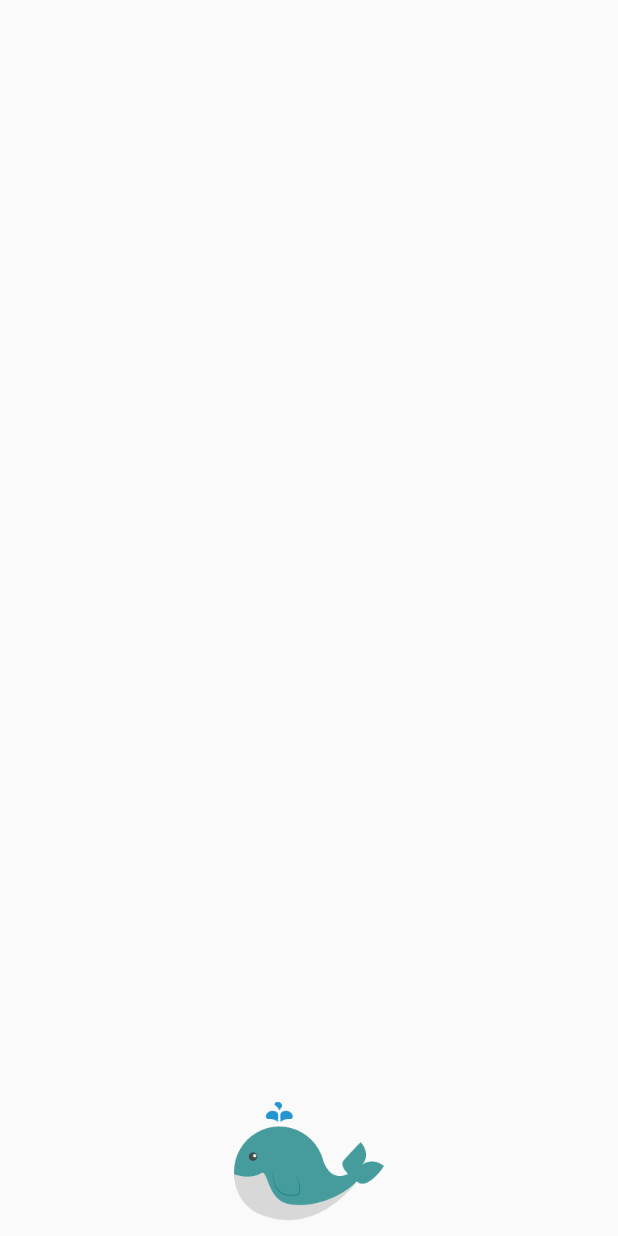
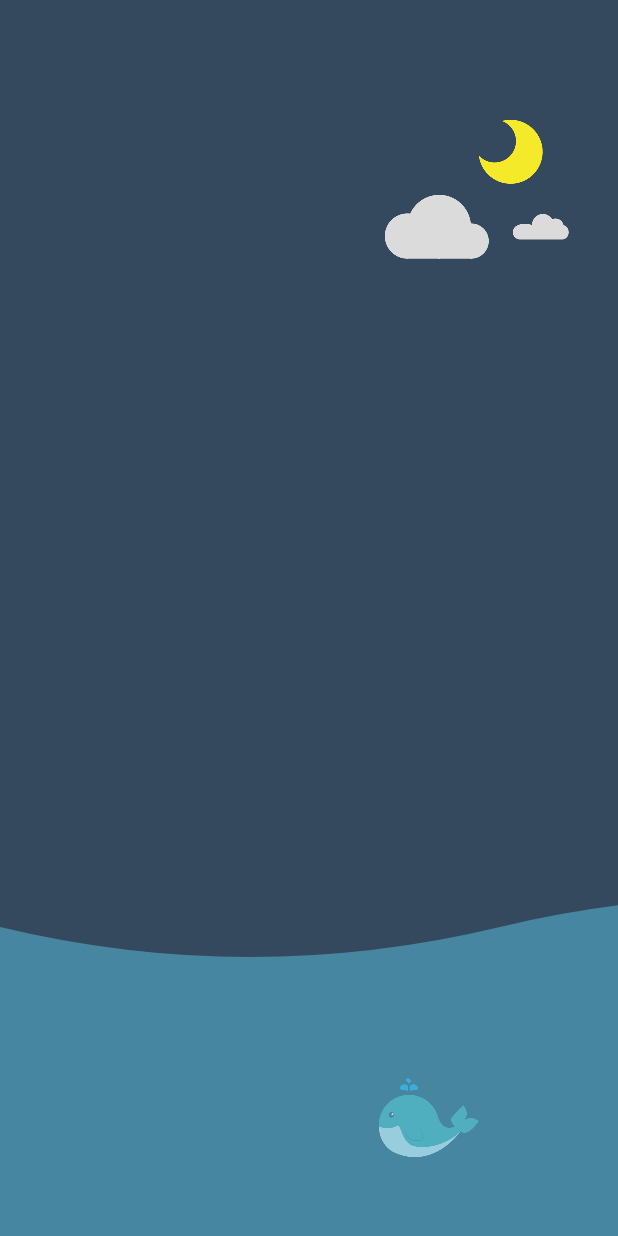
Before and after one commit to sugarkawhi/icream-android, an Android app: the screen it shows after launch (SplashActivity), on a phone screen of 412 x 824 dp. Run offline under Robolectric (Android 15) with nearby library versions, the light colour scheme and no system bars; libraries missing offline, so code that uses them is left out: rx.subscriptions.

Commit message:
+splash anim

```diff
--- a/app/src/main/java/me/sugarkawhi/youqu/feature/splash/SplashActivity.java
+++ b/app/src/main/java/me/sugarkawhi/youqu/feature/splash/SplashActivity.java
@@ -3,133 +3,194 @@ package me.sugarkawhi.youqu.feature.splash;
 import android.animation.Animator;
 import android.animation.AnimatorSet;
 import android.animation.ObjectAnimator;
-import android.content.Intent;
+import android.animation.PropertyValuesHolder;
+import android.animation.ValueAnimator;
 import android.os.Bundle;
 import android.view.View;
-import android.view.WindowManager;
+import android.view.animation.LinearInterpolator;
 import android.widget.ImageView;
-import android.widget.TextView;
-import android.widget.Toast;
-
-
-import java.util.concurrent.TimeUnit;
 
 import me.sugarkawhi.youqu.R;
 import me.sugarkawhi.youqu.base.BaseActivity;
 import me.sugarkawhi.youqu.feature.main.MainActivity;
-import rx.Observable;
-import rx.Subscription;
-import rx.functions.Action1;
+import me.sugarkawhi.youqu.listener.OnAnimatorListener;
+import me.sugarkawhi.youqu.widget.WaveView;
 
+/**
+ * create by sk on 17/4/1
+ * ObjectAnimator and Animator practice
+ */
 public class SplashActivity extends BaseActivity {
 
+    private ImageView mWhale;
+    private WaveView mWave;
 
-    ImageView mWhale;
+    private ImageView mCloud;
+    private ImageView mSmallCloud;
+
+    private ImageView mMoon;
+
+    //Whale Animator
+    private ObjectAnimator mWhaleTranslationX;
+    private ObjectAnimator mWhaleRotationY;
+    private ObjectAnimator mWhaleTranslationX1;
+    private ObjectAnimator mWhaleRotationY1;
+    private ObjectAnimator mWhaleTranslationX2;
+
+    //Cloud Animator
+    private ObjectAnimator mCloudAnimator;
+    private ObjectAnimator mSmallCloudAnimator;
+
+    //Moon
+
+    private AnimatorSet mAnimatorSet;
 
     @Override
     protected void onCreate(Bundle savedInstanceState) {
         super.onCreate(savedInstanceState);
-        //隐藏状态栏
-        getWindow().setFlags(WindowManager.LayoutParams.FLAG_FULLSCREEN,
-                WindowManager.LayoutParams.FLAG_FULLSCREEN);
         setContentView(R.layout.activity_splash);
+        mWhale = (ImageView) findViewById(R.id.iv);
+        mWave = (WaveView) findViewById(R.id.waveView);
+        mCloud = (ImageView) findViewById(R.id.iv_cloud);
+        mSmallCloud = (ImageView) findViewById(R.id.iv_small_cloud);
+        mMoon = (ImageView) findViewById(R.id.iv_moon);
         doWhaleSwim();
+        doCloudMove();
+        doMoonAnim();
     }
+
 
     /**
      * whale swim animation
      */
     private void doWhaleSwim() {
-        mWhale = (ImageView) findViewById(R.id.iv);
 
+        mWave.start();
         //
-        ObjectAnimator translationX = ObjectAnimator.ofFloat(mWhale, "translationX", -200);
-        translationX.setDuration(1000);
+        mWhaleTranslationX = ObjectAnimator.ofFloat(mWhale, "translationX", -200);
+        mWhaleTranslationX.setInterpolator(new LinearInterpolator());
+        mWhaleTranslationX.setDuration(1000);
         //
-        final ObjectAnimator rotationY = ObjectAnimator.ofFloat(mWhale, "rotationY", 0, 180);
-        rotationY.setDuration(100);
+        mWhaleRotationY = ObjectAnimator.ofFloat(mWhale, "rotationY", 0, 180);
+        mWhaleRotationY.setInterpolator(new LinearInterpolator());
+        mWhaleRotationY.setDuration(100);
         //
-        final ObjectAnimator translationX1 = ObjectAnimator.ofFloat(mWhale, "translationX", -200, 0);
-        translationX1.setDuration(1000);
+        mWhaleTranslationX1 = ObjectAnimator.ofFloat(mWhale, "translationX", -200, 200);
+        mWhaleTranslationX1.setInterpolator(new LinearInterpolator());
+        mWhaleTranslationX1.setDuration(2000);
 
-        translationX.addListener(new Animator.AnimatorListener() {
-            @Override
-            public void onAnimationStart(Animator animation) {
+        mWhaleRotationY1 = ObjectAnimator.ofFloat(mWhale, "rotationY", 180, 0);
+        mWhaleRotationY1.setInterpolator(new LinearInterpolator());
+        mWhaleRotationY1.setDuration(100);
 
-            }
+        mWhaleTranslationX2 = ObjectAnimator.ofFloat(mWhale, "translationX", 200, 0);
+        mWhaleTranslationX2.setInterpolator(new LinearInterpolator());
+        mWhaleTranslationX2.setDuration(1000);
 
+        mWhaleTranslationX.start();
+
+        mWhaleTranslationX.addListener(new OnAnimatorListener() {
             @Override
             public void onAnimationEnd(Animator animation) {
-                rotationY.start();
-            }
-
-            @Override
-            public void onAnimationCancel(Animator animation) {
-
-            }
-
-            @Override
-            public void onAnimationRepeat(Animator animation) {
-
+                super.onAnimationEnd(animation);
+                mWhaleRotationY.start();
             }
         });
 
 
-        rotationY.addListener(new Animator.AnimatorListener() {
-            @Override
-            public void onAnimationStart(Animator animation) {
-                translationX1.start();
-            }
-
+        mWhaleRotationY.addListener(new OnAnimatorListener() {
             @Override
             public void onAnimationEnd(Animator animation) {
-
-            }
-
-            @Override
-            public void onAnimationCancel(Animator animation) {
-
-            }
-
-            @Override
-            public void onAnimationRepeat(Animator animation) {
-
+                super.onAnimationEnd(animation);
+                mWhaleTranslationX1.start();
             }
         });
 
-        translationX1.addListener(new Animator.AnimatorListener() {
-            @Override
-            public void onAnimationStart(Animator animation) {
-
-            }
-
+        mWhaleTranslationX1.addListener(new OnAnimatorListener() {
             @Override
             public void onAnimationEnd(Animator animation) {
-                MainActivity.start(SplashActivity.this);
-                finish();
+                super.onAnimationEnd(animation);
+                mWhaleRotationY1.start();
             }
+        });
 
+        mWhaleRotationY1.addListener(new OnAnimatorListener() {
             @Override
-            public void onAnimationCancel(Animator animation) {
-
+            public void onAnimationEnd(Animator animation) {
+                super.onAnimationEnd(animation);
+                mWhaleTranslationX2.start();
             }
-
+        });
+        mWhaleTranslationX2.addListener(new OnAnimatorListener() {
             @Override
-            public void onAnimationRepeat(Animator animation) {
-
+            public void onAnimationEnd(Animator animation) {
+                super.onAnimationEnd(animation);
+                mWhaleTranslationX.start();
             }
         });
     }
 
 
-    @Override
-    public void onBackPressed() {
+    /**
+     * cloud move left/right
+     */
+    private void doCloudMove() {
+        mCloudAnimator = ObjectAnimator.ofFloat(mCloud, "translationX", 0, 20, -20, 0);
+        mCloudAnimator.setRepeatMode(ObjectAnimator.INFINITE);
+        mCloudAnimator.setRepeatCount(ObjectAnimator.INFINITE);
+        mCloudAnimator.setInterpolator(new LinearInterpolator());
+        mCloudAnimator.setDuration(5000);
+        mCloudAnimator.start();
+
+        mSmallCloudAnimator = ObjectAnimator.ofFloat(mSmallCloud, "translationX", 0, 5, -5, 0);
+        mSmallCloudAnimator.setRepeatMode(ObjectAnimator.INFINITE);
+        mSmallCloudAnimator.setRepeatCount(ObjectAnimator.INFINITE);
+        mSmallCloudAnimator.setInterpolator(new LinearInterpolator());
+        mSmallCloudAnimator.setDuration(3000);
+        mSmallCloudAnimator.start();
     }
 
     /**
-     * 点击whale
+     * moon anim
      */
-    public void onClickWhale(View view) {
-        Toast.makeText(this, "CATCH A WHALE,WOW", Toast.LENGTH_SHORT).show();
+    private void doMoonAnim() {
+        PropertyValuesHolder values1 = PropertyValuesHolder.ofFloat("alpha", 0.7f, 1f);
+        PropertyValuesHolder values2 = PropertyValuesHolder.ofFloat("translationY", 0, -60);
+        ObjectAnimator proAnim = ObjectAnimator.ofPropertyValuesHolder(mMoon, values1, values2);
+        proAnim.setInterpolator(new LinearInterpolator());
+        proAnim.setDuration(3000);
+        proAnim.start();
+
+        ObjectAnimator alphaAnim = ObjectAnimator.ofFloat(mMoon, "alpha", 1.0f, 0.5f, 1.0f);
+        alphaAnim.setDuration(3000);
+        alphaAnim.setRepeatCount(ValueAnimator.INFINITE);
+        alphaAnim.setRepeatMode(ValueAnimator.INFINITE);
+
+        mAnimatorSet = new AnimatorSet();
+        mAnimatorSet.play(alphaAnim)
+                .after(proAnim);
+
+        mAnimatorSet.start();
+
+    }
+
+    @Override
+    protected void onDestroy() {
+        super.onDestroy();
+        mWave.stop();
+        mWhaleTranslationX.cancel();
+        mWhaleRotationY.cancel();
+        mWhaleTranslationX1.cancel();
+        mWhaleRotationY1.cancel();
+        mWhaleTranslationX2.cancel();
+
+        mCloudAnimator.cancel();
+        mSmallCloudAnimator.cancel();
+
+        mAnimatorSet.cancel();
+    }
+
+    public void onWhaleClick(View view) {
+        MainActivity.start(this);
     }
 }
--- /dev/null
+++ b/app/src/main/java/me/sugarkawhi/youqu/listener/OnAnimatorListener.java
@@ -0,0 +1,29 @@
+package me.sugarkawhi.youqu.listener;
+
+import android.animation.Animator;
+
+/**
+ * Created by sugarkawhi on 2017/4/1.
+ */
+
+public class OnAnimatorListener implements Animator.AnimatorListener {
+    @Override
+    public void onAnimationStart(Animator animation) {
+
+    }
+
+    @Override
+    public void onAnimationEnd(Animator animation) {
+
+    }
+
+    @Override
+    public void onAnimationCancel(Animator animation) {
+
+    }
+
+    @Override
+    public void onAnimationRepeat(Animator animation) {
+
+    }
+}
--- /dev/null
+++ b/app/src/main/java/me/sugarkawhi/youqu/widget/WaveView.java
@@ -0,0 +1,103 @@
+package me.sugarkawhi.youqu.widget;
+
+import android.animation.ValueAnimator;
+import android.content.Context;
+import android.graphics.Canvas;
+import android.graphics.Color;
+import android.graphics.Paint;
+import android.graphics.Path;
+import android.util.AttributeSet;
+import android.view.View;
+import android.view.animation.LinearInterpolator;
+
+public class WaveView extends View {
+
+    private Paint mPaint;
+
+    private Path mPath;
+    //一个波纹长度
+    private int mWL = 1000;
+    //波纹个数
+    private int mWaveCount;
+    //平移偏移量
+    private int offset;
+
+    private int mCenterY;
+
+    //屏幕高度
+    private int mScreenHeight;
+    //屏幕宽度
+    private int mScreenWidth;
+
+    private ValueAnimator animator;
+
+    public WaveView(Context context) {
+        this(context, null);
+    }
+
+    public WaveView(Context context, AttributeSet attrs) {
+        this(context, attrs, 0);
+    }
+
+    public WaveView(Context context, AttributeSet attrs, int defStyleAttr) {
+        super(context, attrs, defStyleAttr);
+        initPaint();
+        initAnimator();
+    }
+
+    private void initPaint() {
+        mPath = new Path();
+        mPaint = new Paint(Paint.ANTI_ALIAS_FLAG);
+        mPaint.setColor(Color.parseColor("#59c3e2"));
+        mPaint.setAlpha(128);
+        mPaint.setStyle(Paint.Style.FILL_AND_STROKE);
+    }
+
+    private void initAnimator() {
+        animator = ValueAnimator.ofInt(0, mWL);
+        animator.setDuration(1000);
+        animator.setRepeatCount(ValueAnimator.INFINITE);
+        animator.setInterpolator(new LinearInterpolator());
+        animator.addUpdateListener(new ValueAnimator.AnimatorUpdateListener() {
+            @Override
+            public void onAnimationUpdate(ValueAnimator animation) {
+                offset = (int) animation.getAnimatedValue();
+                postInvalidate();
+            }
+        });
+    }
+
+
+    @Override
+    protected void onSizeChanged(int w, int h, int oldw, int oldh) {
+        super.onSizeChanged(w, h, oldw, oldh);
+        mScreenHeight = h;
+        mScreenWidth = w;
+        mWaveCount = (int) Math.round(mScreenWidth / mWL + 1.5);
+        mCenterY = mScreenHeight / 4 * 3;
+    }
+
+    @Override
+    protected void onDraw(Canvas canvas) {
+        super.onDraw(canvas);
+        mPath.reset();
+        mPath.moveTo(-mWL + offset, mCenterY);
+        for (int i = 0; i < mWaveCount; i++) {
+            mPath.quadTo((-mWL * 3 / 4) + (i * mWL) + offset, mCenterY + 60, (-mWL / 2) + (i * mWL) + offset, mCenterY);
+            mPath.quadTo((-mWL / 4) + (i * mWL) + offset, mCenterY - 60, i * mWL + offset, mCenterY);
+        }
+        mPath.lineTo(mScreenWidth, mScreenHeight);
+        mPath.lineTo(0, mScreenHeight);
+        mPath.close();
+        canvas.drawPath(mPath, mPaint);
+    }
+
+
+    public void start() {
+        animator.start();
+    }
+
+    public void stop() {
+        animator.cancel();
+    }
+}
--- a/app/src/main/res/drawable/abc_background_skip.xml
+++ /dev/null
@@ -1,15 +0,0 @@
-<?xml version="1.0" encoding="utf-8"?>
-<shape xmlns:android="http://schemas.android.com/apk/res/android">
-
-    <stroke android:color="@android:color/transparent" />
-
-    <solid android:color="#7999" />
-
-    <corners android:radius="20dp" />
-
-    <padding
-        android:bottom="5dp"
-        android:left="15dp"
-        android:right="15dp"
-        android:top="5dp" />
-</shape>
--- a/app/src/main/res/layout/activity_splash.xml
+++ b/app/src/main/res/layout/activity_splash.xml
@@ -3,14 +3,51 @@
     xmlns:tools="http://schemas.android.com/tools"
     android:layout_width="match_parent"
     android:layout_height="match_parent"
+    android:background="@color/colorPrimary"
     tools:context="me.sugarkawhi.youqu.feature.splash.SplashActivity">
+
+
+    <ImageView
+        android:id="@+id/iv_moon"
+        android:layout_width="wrap_content"
+        android:layout_height="wrap_content"
+        android:layout_gravity="end"
+        android:layout_marginRight="50dp"
+        android:layout_marginTop="120dp"
+        android:src="@drawable/ic_moon" />
+
+    <ImageView
+        android:id="@+id/iv_small_cloud"
+        android:layout_width="wrap_content"
+        android:layout_height="wrap_content"
+        android:layout_gravity="end"
+        android:layout_marginRight="30dp"
+        android:layout_marginTop="130dp"
+        android:src="@drawable/ic_cloud" />
+
+    <ImageView
+        android:id="@+id/iv_cloud"
+        android:layout_width="wrap_content"
+        android:layout_height="wrap_content"
+        android:layout_gravity="end"
+        android:layout_marginRight="80dp"
+        android:layout_marginTop="130dp"
+        android:src="@drawable/ic_cloud_small" />
 
     <ImageView
         android:id="@+id/iv"
         android:layout_width="wrap_content"
         android:layout_height="wrap_content"
         android:layout_gravity="bottom|center_horizontal"
-        android:onClick="onClickWhale"
+        android:layout_marginBottom="45dp"
         android:src="@drawable/ic_whale" />
 
+
+    <me.sugarkawhi.youqu.widget.WaveView
+        android:id="@+id/waveView"
+        android:layout_width="match_parent"
+        android:onClick="onWhaleClick"
+        android:layout_height="wrap_content"
+        android:layout_gravity="bottom" />
+
 </FrameLayout>
--- a/app/src/main/res/values-w820dp/dimens.xml
+++ b/app/src/main/res/values-w820dp/dimens.xml
@@ -2,5 +2,4 @@
     <!-- Example customization of dimensions originally defined in res/values/dimens.xml
          (such as screen margins) for screens with more than 820dp of available width. This
          would include 7" and 10" devices in landscape (~960dp and ~1280dp respectively). -->
-    <dimen name="activity_horizontal_margin">64dp</dimen>
 </resources>
--- a/app/src/main/res/values/attrs.xml
+++ b/app/src/main/res/values/attrs.xml
@@ -12,4 +12,10 @@
         <attr name="radius" format="dimension" />
 
     </declare-styleable>
+
+    <declare-styleable name="WaveView">
+
+        <attr name="waveColor" format="color" />
+
+    </declare-styleable>
 </resources>
--- a/app/src/main/res/values/colors.xml
+++ b/app/src/main/res/values/colors.xml
@@ -10,12 +10,10 @@
     <!--Violet	紫罗兰	#EE82EE-->
     <color name="Violet">#EE82EE</color>
     <!--Indigo	靛青	   #4B0082-->
-    <color name="Indigo">#4B0082</color>
     <!--Navy	海军蓝	#000080-->
     <color name="Navy">#000080</color>
 
     <!--字体未选中颜色-->
-    <color name="colorUnselected">#CDCDCD</color>
     <!--页面背景的颜色-->
     <color name="colorPageBg">#f2f4f5</color>
     <!--tab标签栏文字的颜色-->
--- a/app/src/main/res/values/dimens.xml
+++ b/app/src/main/res/values/dimens.xml
@@ -1,7 +1,3 @@
 <resources>
     <!-- Default screen margins, per the Android Design guidelines. -->
-    <dimen name="activity_horizontal_margin">16dp</dimen>
-    <dimen name="activity_vertical_margin">16dp</dimen>
-    <dimen name="fab_margin">16dp</dimen>
-    <dimen name="appbar_padding_top">8dp</dimen>
 </resources>
--- a/app/src/main/res/values/strings.xml
+++ b/app/src/main/res/values/strings.xml
@@ -1,9 +1,3 @@
 <resources>
-    <string name="app_name">有趣</string>
-    <string name="skip">跳过</string>
-    <string name="pic">图片</string>
-    <string name="video">视频</string>
-    <string name="title_activity_tab">TabActivity</string>
-    <string name="action_settings">Settings</string>
-    <string name="section_format">Hello World from section: %1$d</string>
+    <string name="app_name">ICream+</string>
 </resources>
```
Also changed, not shown: app/src/main/res/drawable-xxhdpi/ic_cloud.png (added), app/src/main/res/drawable-xxhdpi/ic_cloud_small.png (added), app/src/main/res/drawable-xxhdpi/ic_moon.png (added), app/src/main/res/drawable-xxhdpi/ic_whale.png (renamed from app/src/main/res/drawable-xhdpi/ic_whale.png), app/src/main/res/drawable-xxhdpi/splash_img_1.jpeg (deleted), app/src/main/res/drawable-xxhdpi/splash_img_2.jpeg (deleted), 1 other file.
